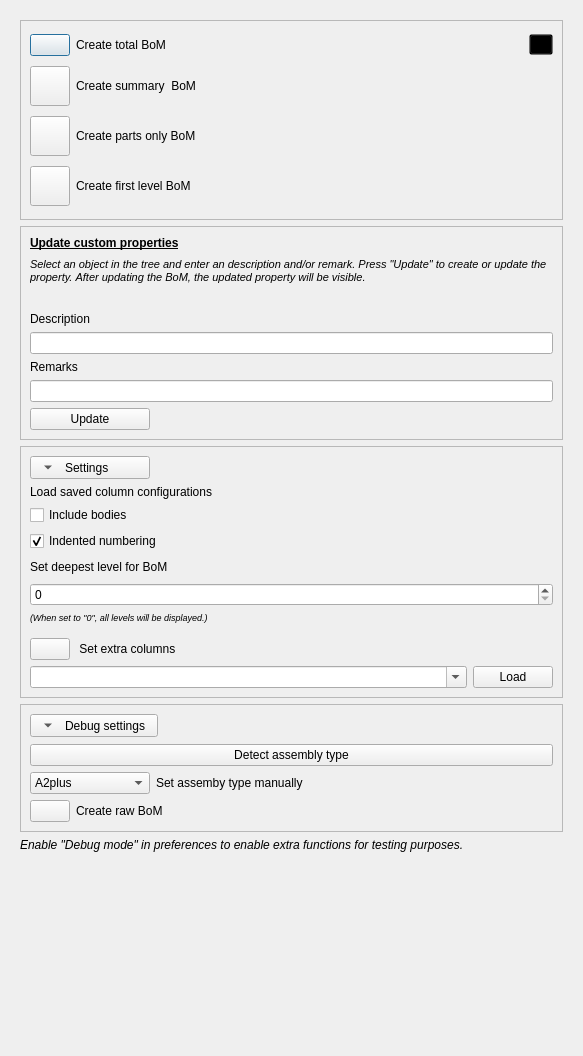
Old version of the form Resources/UI/BoM_Panel.ui in the repository APEbbers/BillOfMaterials-WB.
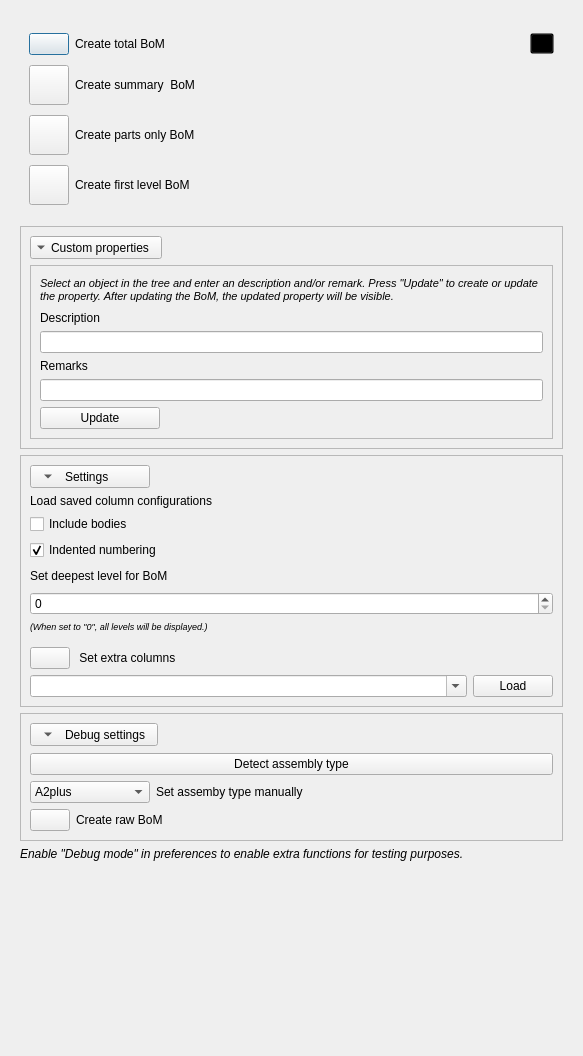
New version of the form. Icons and pictures are not drawn.

Commit message: Test with UI update panel - 3

Patch:
```diff
--- a/Resources/UI/BoM_Panel.ui
+++ b/Resources/UI/BoM_Panel.ui
@@ -56,7 +56,7 @@
          <bool>false</bool>
         </property>
         <property name="frameShape">
-         <enum>QFrame::Shape::StyledPanel</enum>
+         <enum>QFrame::Shape::NoFrame</enum>
         </property>
         <property name="frameShadow">
          <enum>QFrame::Shadow::Sunken</enum>
@@ -256,7 +256,7 @@
         <property name="minimumSize">
          <size>
           <width>0</width>
-          <height>150</height>
+          <height>0</height>
          </size>
         </property>
         <property name="frameShape">
@@ -268,105 +268,119 @@
         <layout class="QGridLayout" name="gridLayout_13">
          <item row="0" column="0">
           <layout class="QGridLayout" name="gridLayout_11">
-           <item row="1" column="0" colspan="2">
-            <widget class="QLabel" name="label_13">
-             <property name="minimumSize">
+           <item row="0" column="1">
+            <spacer name="horizontalSpacer_8">
+             <property name="orientation">
+              <enum>Qt::Orientation::Horizontal</enum>
+             </property>
+             <property name="sizeHint" stdset="0">
               <size>
-               <width>0</width>
-               <height>30</height>
+               <width>40</width>
+               <height>20</height>
               </size>
              </property>
-             <property name="font">
-              <font>
-               <pointsize>8</pointsize>
-               <italic>true</italic>
-              </font>
-             </property>
+            </spacer>
+           </item>
+           <item row="0" column="0">
+            <widget class="QToolButton" name="CustomProp">
              <property name="text">
-              <string>&lt;html&gt;&lt;head/&gt;&lt;body&gt;&lt;p&gt;&lt;span style=&quot; font-style:italic;&quot;&gt;Select an object in the tree and enter an description and/or remark. Press &amp;quot;Update&amp;quot; to create or update the property. &lt;/span&gt;After updating the BoM, the updated property will be visible. &lt;/p&gt;&lt;/body&gt;&lt;/html&gt;</string>
+              <string>Custom properties</string>
              </property>
-             <property name="wordWrap">
+             <property name="checkable">
               <bool>true</bool>
              </property>
-            </widget>
-           </item>
-           <item row="0" column="0" colspan="2">
-            <widget class="QLabel" name="label_10">
-             <property name="text">
-              <string>&lt;html&gt;&lt;head/&gt;&lt;body&gt;&lt;p&gt;&lt;span style=&quot; font-weight:700; text-decoration: underline;&quot;&gt;Update custom properties&lt;/span&gt;&lt;/p&gt;&lt;/body&gt;&lt;/html&gt;</string>
+             <property name="toolButtonStyle">
+              <enum>Qt::ToolButtonStyle::ToolButtonTextBesideIcon</enum>
              </property>
-            </widget>
-           </item>
-           <item row="2" column="0">
-            <spacer name="horizontalSpacer_3">
-             <property name="orientation">
-              <enum>Qt::Orientation::Horizontal</enum>
+             <property name="arrowType">
+              <enum>Qt::ArrowType::DownArrow</enum>
              </property>
-             <property name="sizeHint" stdset="0">
-              <size>
-               <width>40</width>
-               <height>20</height>
-              </size>
-             </property>
-            </spacer>
+            </widget>
            </item>
           </layout>
          </item>
          <item row="1" column="0">
-          <layout class="QGridLayout" name="gridLayout">
-           <item row="0" column="0" colspan="4">
-            <widget class="QLabel" name="label_8">
-             <property name="text">
-              <string>Description</string>
-             </property>
-            </widget>
-           </item>
-           <item row="4" column="0" colspan="3">
-            <widget class="QPushButton" name="UpdateProperties">
-             <property name="sizePolicy">
-              <sizepolicy hsizetype="Minimum" vsizetype="Preferred">
-               <horstretch>0</horstretch>
-               <verstretch>0</verstretch>
-              </sizepolicy>
-             </property>
-             <property name="minimumSize">
-              <size>
-               <width>120</width>
-               <height>0</height>
-              </size>
-             </property>
-             <property name="text">
-              <string>Update</string>
-             </property>
-            </widget>
-           </item>
-           <item row="1" column="0" colspan="4">
-            <widget class="QLineEdit" name="DescriptionText"/>
-           </item>
-           <item row="2" column="0" colspan="4">
-            <widget class="QLabel" name="label_9">
-             <property name="text">
-              <string>Remarks</string>
-             </property>
-            </widget>
-           </item>
-           <item row="3" column="0" colspan="4">
-            <widget class="QLineEdit" name="RemarkText"/>
-           </item>
-           <item row="4" column="3">
-            <spacer name="horizontalSpacer_6">
-             <property name="orientation">
-              <enum>Qt::Orientation::Horizontal</enum>
-             </property>
-             <property name="sizeHint" stdset="0">
-              <size>
-               <width>40</width>
-               <height>20</height>
-              </size>
-             </property>
-            </spacer>
-           </item>
-          </layout>
+          <widget class="QFrame" name="CustomPropertiesFrame">
+           <property name="frameShape">
+            <enum>QFrame::Shape::StyledPanel</enum>
+           </property>
+           <layout class="QGridLayout" name="gridLayout">
+            <item row="4" column="0" colspan="4">
+             <widget class="QLineEdit" name="RemarkText"/>
+            </item>
+            <item row="5" column="3">
+             <spacer name="horizontalSpacer_6">
+              <property name="orientation">
+               <enum>Qt::Orientation::Horizontal</enum>
+              </property>
+              <property name="sizeHint" stdset="0">
+               <size>
+                <width>40</width>
+                <height>20</height>
+               </size>
+              </property>
+             </spacer>
+            </item>
+            <item row="5" column="0" colspan="3">
+             <widget class="QPushButton" name="UpdateProperties">
+              <property name="sizePolicy">
+               <sizepolicy hsizetype="Minimum" vsizetype="Preferred">
+                <horstretch>0</horstretch>
+                <verstretch>0</verstretch>
+               </sizepolicy>
+              </property>
+              <property name="minimumSize">
+               <size>
+                <width>120</width>
+                <height>0</height>
+               </size>
+              </property>
+              <property name="text">
+               <string>Update</string>
+              </property>
+             </widget>
+            </item>
+            <item row="3" column="0" colspan="4">
+             <widget class="QLabel" name="label_9">
+              <property name="text">
+               <string>Remarks</string>
+              </property>
+             </widget>
+            </item>
+            <item row="1" column="0" colspan="4">
+             <widget class="QLabel" name="label_8">
+              <property name="text">
+               <string>Description</string>
+              </property>
+             </widget>
+            </item>
+            <item row="2" column="0" colspan="4">
+             <widget class="QLineEdit" name="DescriptionText"/>
+            </item>
+            <item row="0" column="0" colspan="4">
+             <widget class="QLabel" name="label_13">
+              <property name="minimumSize">
+               <size>
+                <width>0</width>
+                <height>30</height>
+               </size>
+              </property>
+              <property name="font">
+               <font>
+                <pointsize>8</pointsize>
+                <italic>true</italic>
+               </font>
+              </property>
+              <property name="text">
+               <string>&lt;html&gt;&lt;head/&gt;&lt;body&gt;&lt;p&gt;&lt;span style=&quot; font-style:italic;&quot;&gt;Select an object in the tree and enter an description and/or remark. Press &amp;quot;Update&amp;quot; to create or update the property. &lt;/span&gt;After updating the BoM, the updated property will be visible. &lt;/p&gt;&lt;/body&gt;&lt;/html&gt;</string>
+              </property>
+              <property name="wordWrap">
+               <bool>true</bool>
+              </property>
+             </widget>
+            </item>
+           </layout>
+          </widget>
          </item>
         </layout>
        </widget>
```
Left out of the diff: 28 changed lines with no effect on the pictures. The commit also changes 1 other file.
